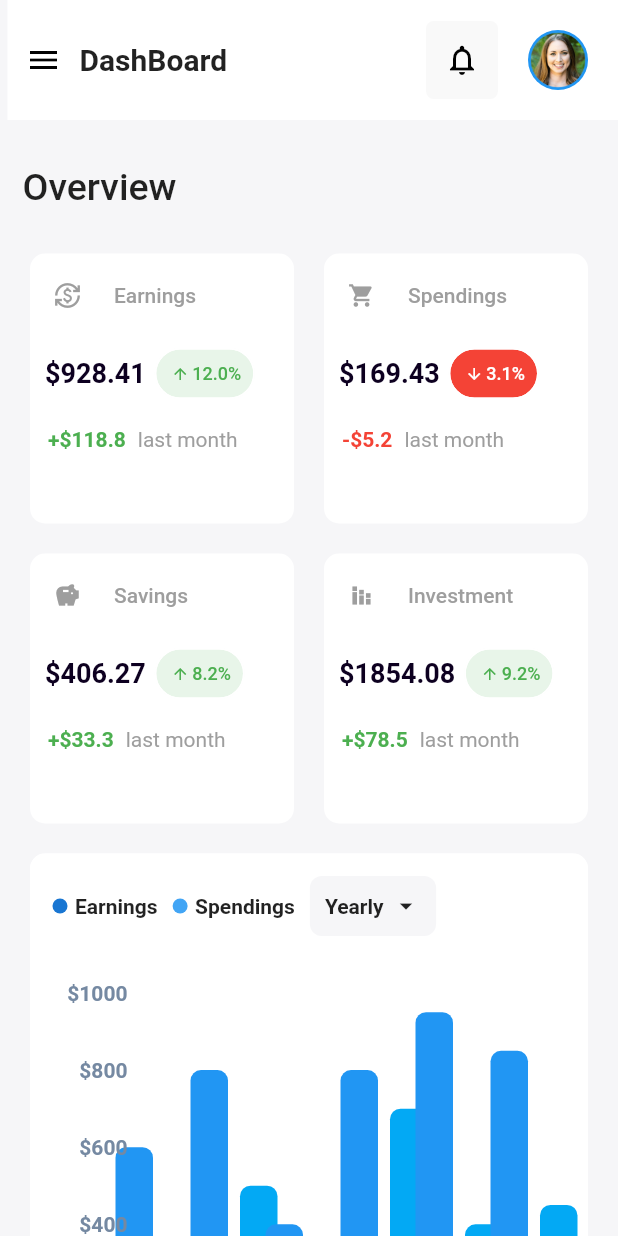
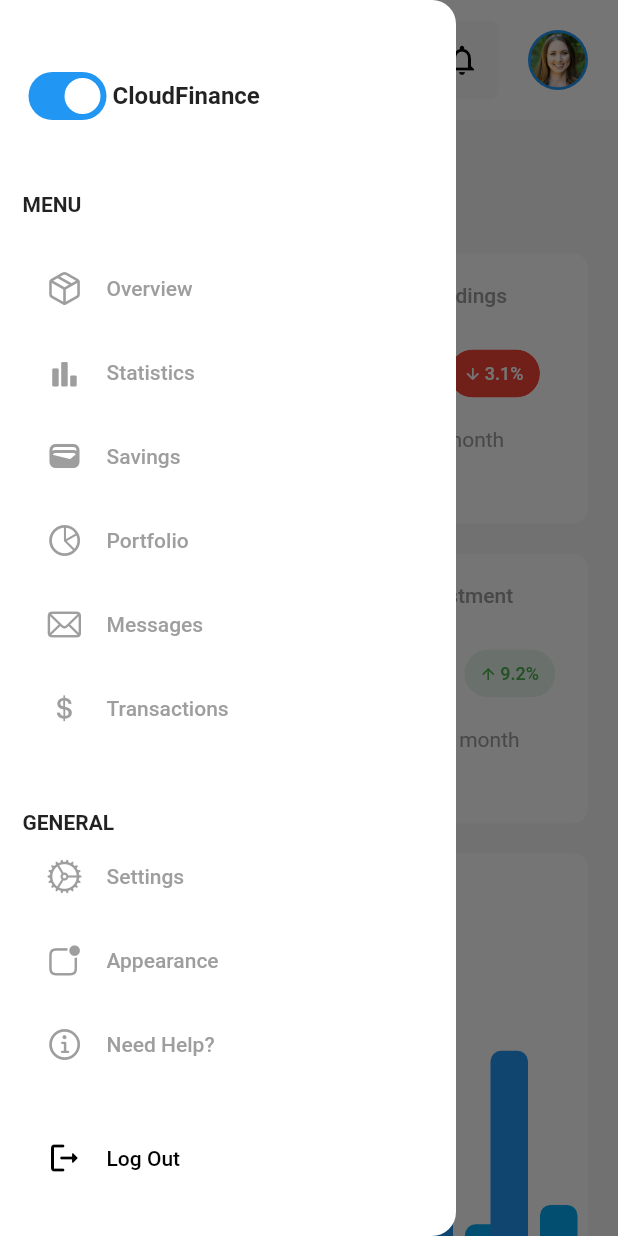
Before and after one commit to Mindsetter/finance_management_dashboard, a Flutter app: the screen it shows after launch, after a tap on the "menu" icon, on a phone screen of 412 x 824 dp. Run offline on Flutter 3.47's test engine with Material 2 defaults, Android fonts, the phone set to English and light mode, and no system bars; drawn by our look-alikes of fl_chart; our stand-ins replace percent_indicator.

Commit message:
Bugs Fix

```diff
--- /dev/null
+++ b/lib/controllers.dart/menu_controller.dart
@@ -0,0 +1,14 @@
+import 'package:flutter/material.dart';
+
+class AppMenuController extends ChangeNotifier {
+  final GlobalKey<ScaffoldState> _scaffoldKey = GlobalKey<ScaffoldState>();
+
+  GlobalKey<ScaffoldState> get scaffoldKey => _scaffoldKey;
+
+  void controlMenu() {
+    if (!_scaffoldKey.currentState!.isDrawerOpen) {
+      _scaffoldKey.currentState!.openDrawer();
+      notifyListeners();
+    }
+  }
+}
--- a/lib/main.dart
+++ b/lib/main.dart
@@ -1,6 +1,8 @@
 import 'package:finance_management_dashboard/constants/dash_colors.dart';
 import 'package:flutter/material.dart';
+import 'package:provider/provider.dart';
 
+import 'controllers.dart/menu_controller.dart';
 import 'screens/main_screen.dart';
 
 void main() {
@@ -12,7 +14,13 @@ class MyApp extends StatelessWidget {
 
   @override
   Widget build(BuildContext context) {
-    return MaterialApp(
+    return MultiProvider(
+      providers: [
+        ChangeNotifierProvider(
+          create: (context) => AppMenuController(),
+        ),
+      ],
+      child: MaterialApp(
         debugShowCheckedModeBanner: false,
         title: 'Finance Management Dashboard',
         theme: ThemeData.light().copyWith(
@@ -23,6 +31,7 @@ class MyApp extends StatelessWidget {
           useMaterial3: true,
         ),
         home: const MainScreen(),
+      ),
     );
   }
 }
--- a/lib/screens/dashbord.dart
+++ b/lib/screens/dashbord.dart
@@ -69,10 +69,12 @@ class DashBoard extends StatelessWidget {
               ],
             ),
             if (Responsive.isMobile(context))
+              const SizedBox(
+                height: 20,
+              ),
+            if (Responsive.isMobile(context))
               TotalSavings(decoration: decoration),
-            const SingleChildScrollView(
-              child: TransTable(),
-            ),
+            const TransTable(),
           ],
         ),
       ),
@@ -91,7 +93,10 @@ class TotalSavings extends StatelessWidget {
   @override
   Widget build(BuildContext context) {
     return Padding(
-      padding: const EdgeInsets.only(right: 20),
+      padding: EdgeInsets.only(
+        right: 20,
+        left: Responsive.isMobile(context) ? 20 : 0,
+      ),
       child: Container(
         decoration: decoration,
         height: 400,
--- a/lib/screens/main_screen.dart
+++ b/lib/screens/main_screen.dart
@@ -1,6 +1,8 @@
+import 'package:finance_management_dashboard/controllers.dart/menu_controller.dart';
 import 'package:finance_management_dashboard/screens/dashbord.dart';
 import 'package:finance_management_dashboard/utils/responsive.dart';
 import 'package:flutter/material.dart';
+import 'package:provider/provider.dart';
 
 import '../widgets/side_menu.dart';
 
@@ -10,6 +12,8 @@ class MainScreen extends StatelessWidget {
   @override
   Widget build(BuildContext context) {
     return Scaffold(
+      key: context.read<AppMenuController>().scaffoldKey,
+      drawer: const SideMenu(),
       body: SafeArea(
         child: Row(
           crossAxisAlignment: CrossAxisAlignment.start,
--- a/lib/widgets/header.dart
+++ b/lib/widgets/header.dart
@@ -1,5 +1,7 @@
+import 'package:finance_management_dashboard/controllers.dart/menu_controller.dart';
 import 'package:finance_management_dashboard/utils/responsive.dart';
 import 'package:flutter/material.dart';
+import 'package:provider/provider.dart';
 
 class Header extends StatelessWidget {
   const Header({
@@ -22,9 +24,15 @@ class Header extends StatelessWidget {
       child: Row(
         crossAxisAlignment: CrossAxisAlignment.center,
         children: [
-          if (!Responsive.isMobile(context)) const SizedBox(width: 20),
+          if (!Responsive.isMobile(context))
+            const SizedBox(
+              width: 20,
+            ),
           if (!Responsive.isDesktop(context))
-            IconButton(onPressed: () {}, icon: const Icon(Icons.menu)),
+            IconButton(
+              icon: const Icon(Icons.menu),
+              onPressed: context.read<AppMenuController>().controlMenu,
+            ),
           const Expanded(
             flex: 2,
             child: Text(
--- a/lib/widgets/overview_bar_chart.dart
+++ b/lib/widgets/overview_bar_chart.dart
@@ -15,8 +15,6 @@ class OverviewBarChartState extends State<OverviewBarChart> {
 
   late List<BarChartGroupData> rawBarGroups;
   late List<BarChartGroupData> showingBarGroups;
-
-  int touchedGroupIndex = -1;
 
   @override
   void initState() {
--- a/lib/widgets/overview_card.dart
+++ b/lib/widgets/overview_card.dart
@@ -44,11 +44,11 @@ class OverviewCard extends StatelessWidget {
                       fontWeight: FontWeight.bold),
                 ),
                 const SizedBox(
-                  width: 6,
+                  width: 5,
                 ),
                 // if (!Responsive.isMobile(context))
                 Chip(
-                  labelPadding: const EdgeInsets.all(0),
+                  labelPadding: const EdgeInsets.only(right: 3),
                   shape: RoundedRectangleBorder(
                     borderRadius: BorderRadius.circular(25),
                   ),
--- a/lib/widgets/side_menu.dart
+++ b/lib/widgets/side_menu.dart
@@ -99,7 +99,7 @@ class SideMenu extends StatelessWidget {
                   icon: CupertinoIcons.info,
                   press: () {},
                 ),
-                const SizedBox(height: 30),
+                const SizedBox(height: 20),
                 DrawerListTile(
                   title: 'Log Out',
                   color: Colors.black,
--- a/lib/widgets/total_savings_card.dart
+++ b/lib/widgets/total_savings_card.dart
@@ -42,6 +42,9 @@ class TotalSavingsCard extends StatelessWidget {
                   width: 10,
                 ),
                 Chip(
+                  shape: RoundedRectangleBorder(
+                    borderRadius: BorderRadius.circular(25),
+                  ),
                   backgroundColor: Icons.arrow_upward == Icons.arrow_downward
                       ? Colors.red
                       : Colors.green.shade50,
--- a/lib/widgets/trans_table.dart
+++ b/lib/widgets/trans_table.dart
@@ -1,3 +1,4 @@
+import 'package:finance_management_dashboard/utils/responsive.dart';
 import 'package:flutter/material.dart';
 
 import '../model/transaction_data.dart';
@@ -29,11 +30,9 @@ class TransTable extends StatelessWidget {
             ),
             const SizedBox(height: 10),
             SingleChildScrollView(
-              padding: const EdgeInsets.all(0),
-              scrollDirection: Axis.horizontal,
-              child: SingleChildScrollView(
               scrollDirection: Axis.horizontal,
               child: DataTable(
+                columnSpacing: Responsive.isMobile(context) ? 30 : 100,
                 columns: [
                   DataColumn(
                     label: Row(
@@ -62,8 +61,9 @@ class TransTable extends StatelessWidget {
                     label: Text('Action'),
                   ),
                 ],
-                  rows: List.generate(transactionDetails.length,
-                      (index) => transData(transactionDetails[index])),
+                rows: List.generate(
+                  transactionDetails.length,
+                  (index) => transData(transactionDetails[index]),
                 ),
               ),
             ),
@@ -75,7 +75,8 @@ class TransTable extends StatelessWidget {
 }
 
 DataRow transData(TransactionData transactionInfo) {
-  const TextStyle greenColor = TextStyle(color: Colors.green);
+  const TextStyle greenColor =
+      TextStyle(color: Colors.green, fontWeight: FontWeight.bold);
   return DataRow(
     cells: [
       DataCell(
--- a/pubspec.yaml
+++ b/pubspec.yaml
@@ -37,6 +37,7 @@ dependencies:
   google_fonts: ^6.1.0
   fl_chart: ^0.64.0
   percent_indicator: ^4.2.3
+  provider: ^6.0.5
 
 dev_dependencies:
   flutter_test:
```
Also changed, not shown: pubspec.lock. Lines whose indentation alone changed are shown as unchanged.
